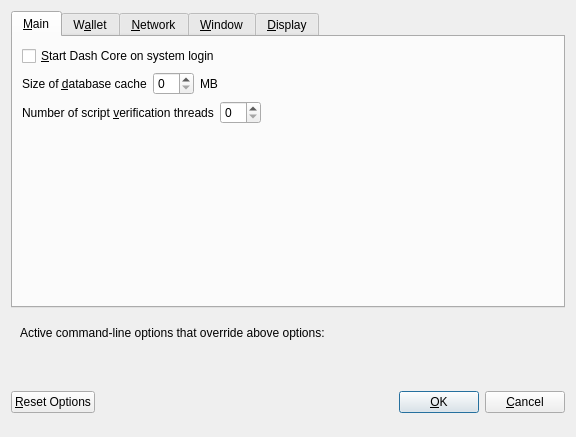
First picture: the form in src/qt/forms/optionsdialog.ui, repository enox-c/enox-c, before the edit.
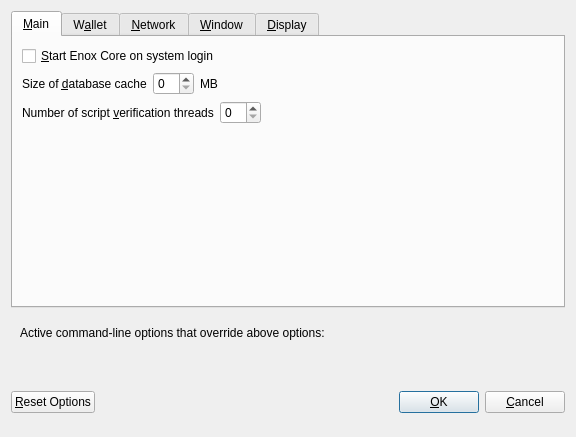
Second picture: the form after the edit. Custom widgets are drawn as their Qt base class.

What changed in the file:
```diff
--- a/src/qt/forms/optionsdialog.ui
+++ b/src/qt/forms/optionsdialog.ui
@@ -33,7 +33,7 @@
           <string>Automatically start Dash Core after logging in to the system.</string>
          </property>
          <property name="text">
-          <string>&amp;Start Dash Core on system login</string>
+          <string>&amp;Start Enox Core on system login</string>
          </property>
         </widget>
        </item>
```
Left out of the diff: 14 changed lines with no effect on the pictures.
